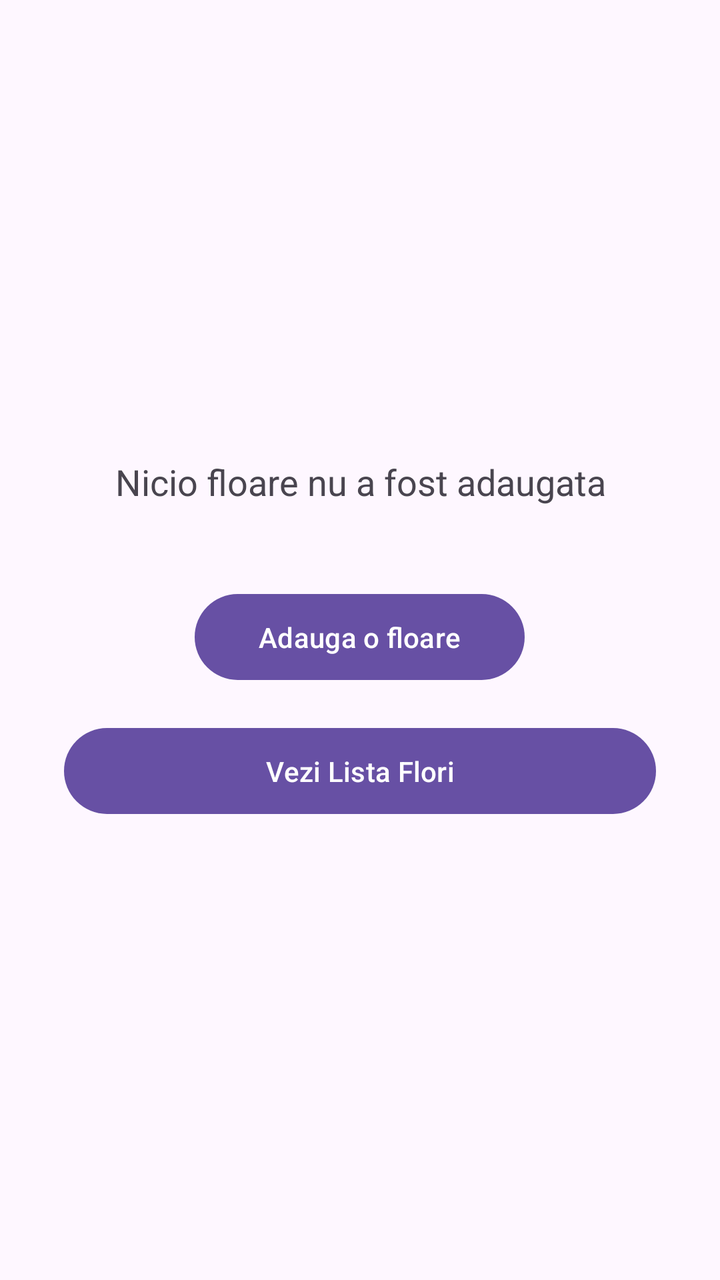
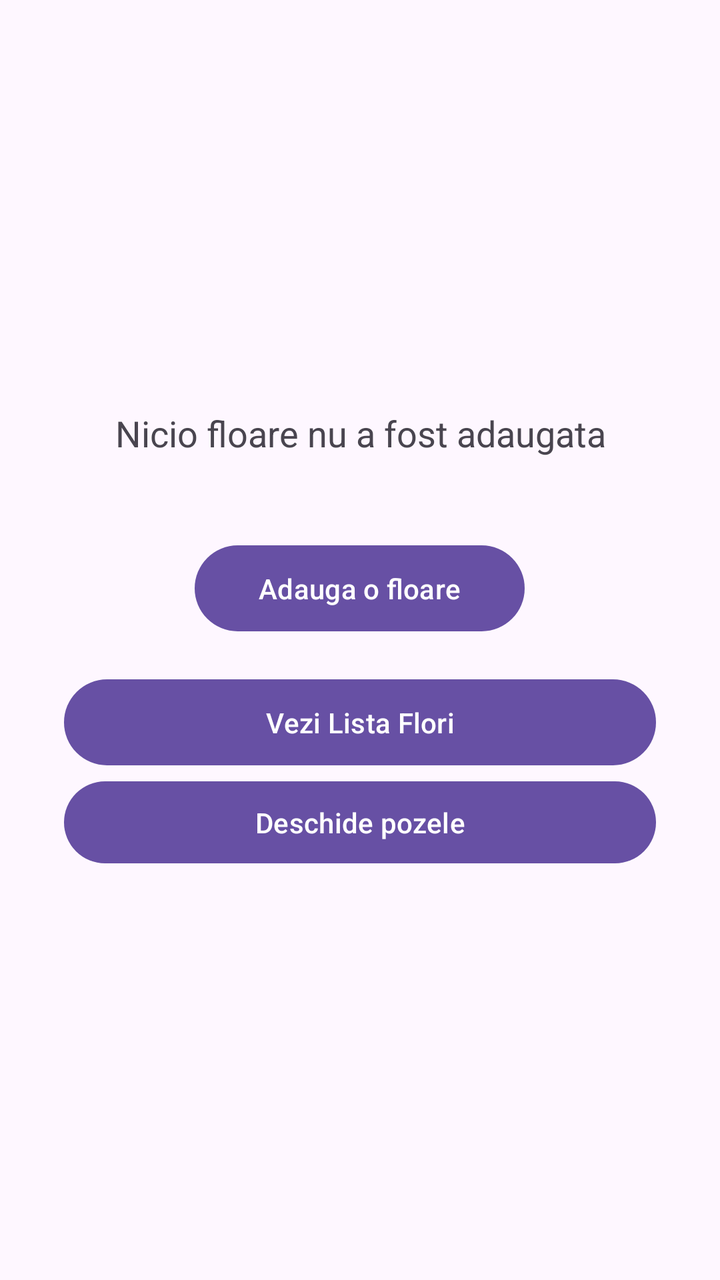

An Android layout rendered at two revisions. The XML below is the earlier revision; the diff shows what the commit changed to produce the second picture.
<!-- AndroidManifest.xml: application theme Theme.S2_DAM2 -->
<!-- res/layout/activity_main.xml -->
<?xml version="1.0" encoding="utf-8"?>
<LinearLayout xmlns:android="http://schemas.android.com/apk/res/android"
    android:id="@+id/main"
    android:layout_width="match_parent"
    android:layout_height="match_parent"
    android:orientation="vertical"
    android:padding="32dp"
    android:gravity="center">

    <TextView
        android:id="@+id/tvRezultat"
        android:layout_width="match_parent"
        android:layout_height="wrap_content"
        android:text="@string/nicio_floare_nu_a_fost_adaugata"
        android:textSize="18sp"
        android:textAlignment="center"
        android:layout_marginBottom="40dp"/>

    <Button
        android:id="@+id/btnDeschideAdaugare"
        android:layout_width="wrap_content"
        android:layout_height="wrap_content"
        android:paddingHorizontal="32dp"
        android:paddingVertical="12dp"
        android:text="@string/adauga_o_floare" />

    <Button
        android:id="@+id/btnVeziLista"
        android:layout_width="match_parent"
        android:layout_height="wrap_content"
        android:padding="12dp"
        android:layout_marginTop="16dp"
        android:text="@string/vezi_lista_flori" />

</LinearLayout>
<!-- resources referenced by this layout -->
<resources>
  <string name="adauga_o_floare">Adauga o floare</string>
  <string name="nicio_floare_nu_a_fost_adaugata">Nicio floare nu a fost adaugata</string>
  <string name="vezi_lista_flori">Vezi Lista Flori</string>
  <style name="Theme.S2_DAM2" parent="Base.Theme.S2_DAM2" />
  <style name="Base.Theme.S2_DAM2" parent="Theme.Material3.DayNight.NoActionBar">
          
          
      </style>
</resources>

<!-- the commit's change to res/layout/activity_main.xml (unified diff, before → after) -->
@@ -32,4 +32,10 @@
         android:layout_marginTop="16dp"
         android:text="@string/vezi_lista_flori" />
 
+    <Button
+        android:id="@+id/btnDeschidePoza"
+        android:layout_width="match_parent"
+        android:layout_height="49dp"
+        android:text="@string/deschide_pozele" />
+
 </LinearLayout>
<!-- resource entries referenced after the edit -->
@@ -1,6 +1,7 @@
 <!-- resources referenced by this layout -->
 <resources>
   <string name="adauga_o_floare">Adauga o floare</string>
+  <string name="deschide_pozele">Deschide pozele</string>
   <string name="nicio_floare_nu_a_fost_adaugata">Nicio floare nu a fost adaugata</string>
   <string name="vezi_lista_flori">Vezi Lista Flori</string>
   <style name="Theme.S2_DAM2" parent="Base.Theme.S2_DAM2" />
